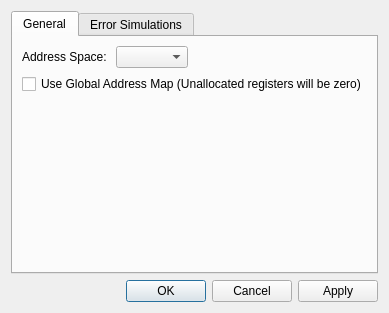
First picture: the form in omodsim/dialogs/dialogmodbusdefinitions.ui, repository sanny32/OpenModSim, before the edit.
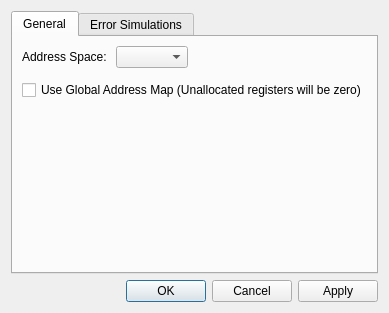
Second picture: the form after the edit. Custom widgets are drawn as their Qt base class.

Patch:
```diff
--- a/omodsim/dialogs/dialogmodbusdefinitions.ui
+++ b/omodsim/dialogs/dialogmodbusdefinitions.ui
@@ -6,7 +6,7 @@
    <rect>
     <x>0</x>
     <y>0</y>
-    <width>376</width>
+    <width>380</width>
     <height>313</height>
    </rect>
   </property>
@@ -24,6 +24,9 @@
        <string>General</string>
       </attribute>
       <layout class="QFormLayout" name="formLayout">
+       <property name="verticalSpacing">
+        <number>12</number>
+       </property>
        <item row="0" column="0">
         <widget class="QLabel" name="labelAddressSpace">
          <property name="text">
```
Left out of the diff: 20 changed lines with no effect on the pictures.
